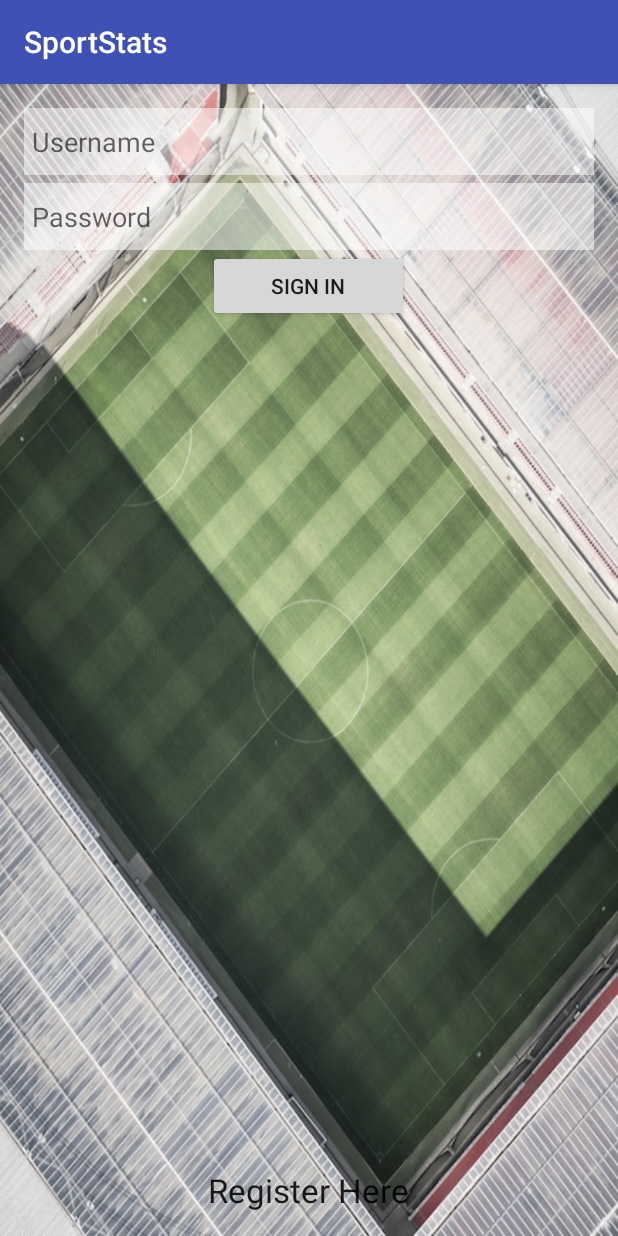
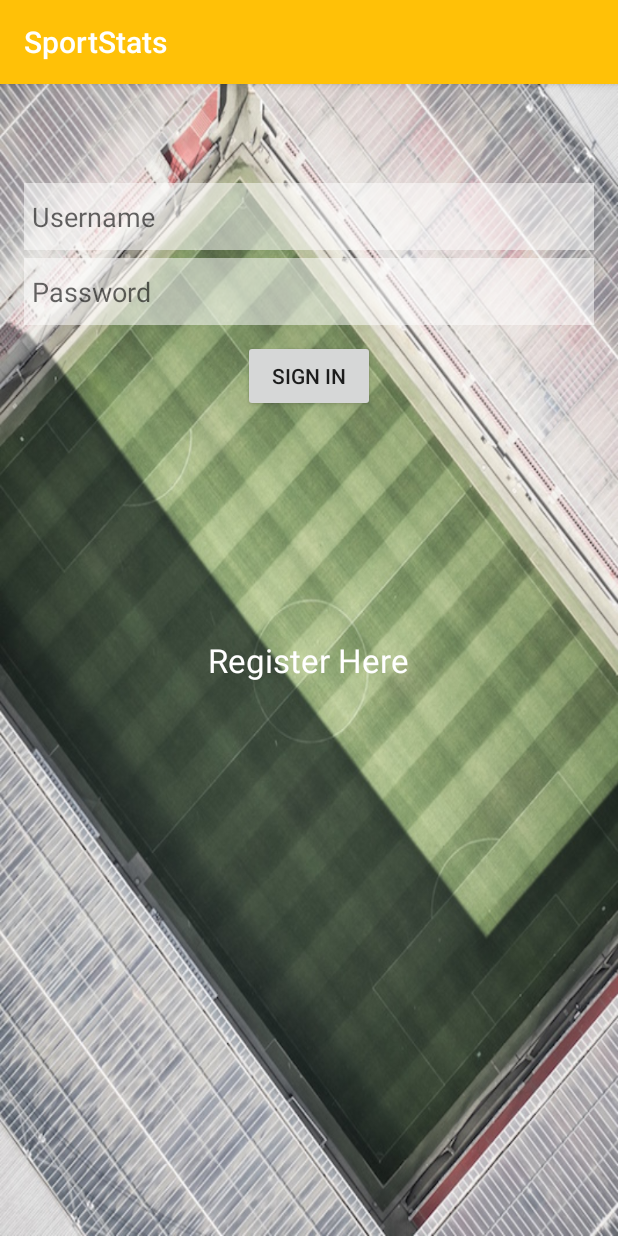
Before and after one commit to inthra/w2Fri-ReStock, an Android app: the screen it shows after launch (MainActivity), on a phone screen of 412 x 824 dp. Run offline under Robolectric (Android 15) with nearby library versions, the phone set to English and light mode, and no system bars.

```diff
--- a/app/src/main/AndroidManifest.xml
+++ b/app/src/main/AndroidManifest.xml
@@ -16,7 +16,6 @@
             </intent-filter>
         </activity>
         <activity android:name=".RegisterActivity" />
-        <activity android:name=".UserAreaActivity"></activity>
     </application>
 
 </manifest>
--- a/app/src/main/res/layout/activity_main.xml
+++ b/app/src/main/res/layout/activity_main.xml
@@ -17,7 +17,8 @@
         android:layout_alignParentTop="true"
         android:layout_alignParentStart="true"
         android:hint="Username"
-        android:background="#85ffffff"
+        android:background="@color/colorBackgroundFormInput"
+        android:layout_marginTop="50dp"
         android:paddingTop="10dp"
         android:paddingBottom="10dp"
         android:paddingLeft="5dp"
@@ -34,7 +35,7 @@
         android:layout_below="@+id/etUsername"
         android:layout_alignParentStart="true"
         android:hint="Password"
-        android:background="#85ffffff"
+        android:background="@color/colorBackgroundFormInput"
         android:paddingTop="10dp"
         android:paddingBottom="10dp"
         android:paddingLeft="5dp"
@@ -45,18 +46,20 @@
         android:layout_width="wrap_content"
         android:layout_height="wrap_content"
         android:text="Sign IN"
+        android:layout_marginTop="10dp"
         android:id="@+id/bSignIn"
+        android:textSize="@dimen/abc_text_size_small_material"
         android:layout_below="@+id/etPassword"
-        android:layout_alignStart="@+id/tvRegisterHere"
-        android:layout_alignEnd="@+id/tvRegisterHere" />
+        android:layout_centerHorizontal="true" />
 
     <TextView
         android:layout_width="wrap_content"
         android:layout_height="wrap_content"
-        android:textAppearance="?android:attr/textAppearanceLarge"
+        android:textAppearance="@android:style/TextAppearance.Material.Large"
         android:text="Register Here"
         android:id="@+id/tvRegisterHere"
-        android:layout_alignParentBottom="true"
+        android:textColor="@android:color/white"
+        android:layout_centerVertical="true"
         android:layout_centerHorizontal="true" />
 
 </RelativeLayout>
--- a/app/src/main/res/values/colors.xml
+++ b/app/src/main/res/values/colors.xml
@@ -1,6 +1,12 @@
 <?xml version="1.0" encoding="utf-8"?>
 <resources>
-    <color name="colorPrimary">#3F51B5</color>
-    <color name="colorPrimaryDark">#303F9F</color>
-    <color name="colorAccent">#FF4081</color>
+    <color name="colorPrimary">#FFC107</color>
+    <color name="colorPrimaryDark">#ffa000</color>
+    <color name="colorPrimaryLight">#ffecb3</color>
+    <color name="colorAccent">#E040FB</color>
+    <color name="colorPrimaryText">#212121</color>
+    <color name="colorSecondaryText">#727272</color>
+    <color name="colorTextIcons">#212121</color>
+    <color name="colorDivider">#B6B6B6</color>
+    <color name="colorBackgroundFormInput">#85ffffff</color>
 </resources>
```
Also changed, not shown: app/src/main/java/com/epicodus/sportstats/UserAreaActivity.java (deleted, +0 -20 lines), app/src/main/res/layout/activity_register.xml (+35 -31 lines), app/src/main/res/layout/activity_user_area.xml (deleted, +0 -57 lines), app/src/main/res/drawable/grass.jpeg (added).
